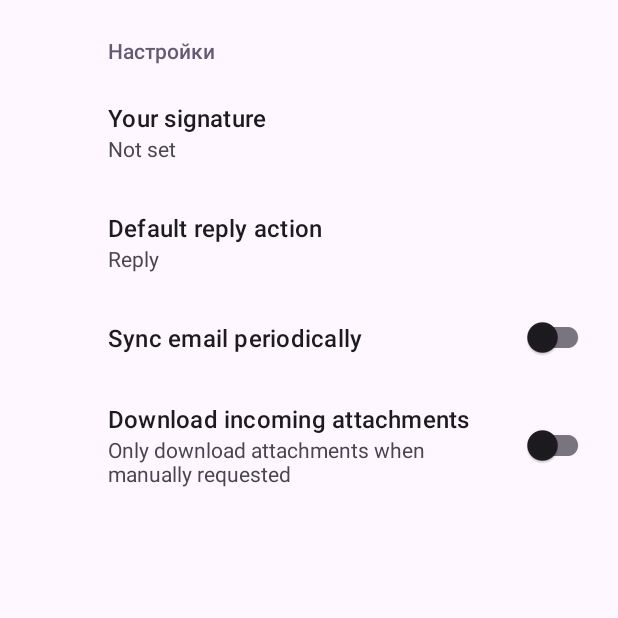
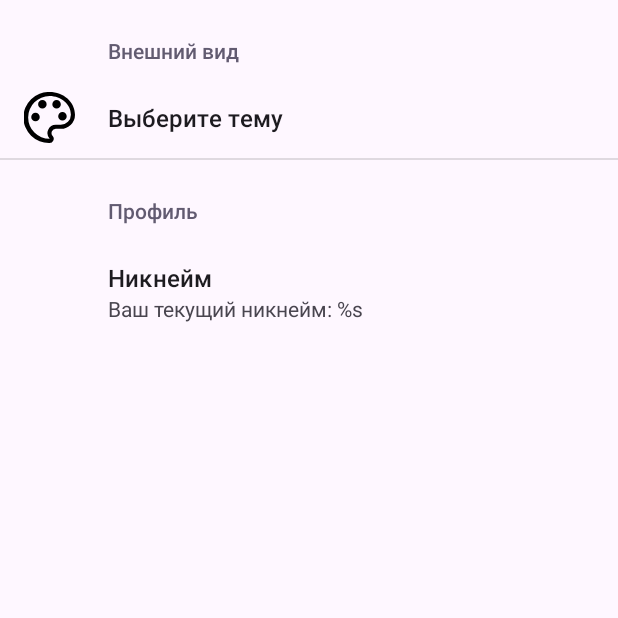
Before and after one commit to Radon240/SomniumApp, an Android app: the SettingsActivity screen opened directly, with no data from a screen before it, on a phone screen of 412 x 824 dp, the top half of it. Run offline under Robolectric (Android 15) with nearby library versions, the phone set to English and light mode, and no system bars; our stand-ins replace androidx.preference; 1 statement that could not run was skipped.

Commit message:
theme changer setup

```diff
--- a/app/src/main/java/com/example/somniumapp/MainActivity.kt
+++ b/app/src/main/java/com/example/somniumapp/MainActivity.kt
@@ -1,19 +1,19 @@
 package com.example.somniumapp
 
-import android.annotation.SuppressLint
+import ThemeHelper.setThemeOfApp
 import android.content.Intent
+import android.content.SharedPreferences
 import android.net.Uri
 import androidx.appcompat.app.AppCompatActivity
 import android.os.Bundle
-import android.view.Menu
 import android.view.MenuItem
 import androidx.appcompat.widget.Toolbar
 import androidx.appcompat.app.ActionBarDrawerToggle
 import androidx.core.view.GravityCompat
 import androidx.drawerlayout.widget.DrawerLayout
 import androidx.fragment.app.Fragment
+import androidx.preference.PreferenceManager
 import com.example.somniumapp.databinding.ActivityMainBinding
-import com.google.android.material.bottomnavigation.BottomNavigationView
 import com.google.android.material.navigation.NavigationView
 
 class MainActivity : AppCompatActivity(), NavigationView.OnNavigationItemSelectedListener {
@@ -21,9 +21,14 @@ class MainActivity : AppCompatActivity(), NavigationView.OnNavigationItemSelecte
     private lateinit var toolbar: Toolbar
     private lateinit var drawerLayout: DrawerLayout
     private lateinit var navView: NavigationView
+    private lateinit var sharedPreferences: SharedPreferences
 
     override fun onCreate(savedInstanceState: Bundle?) {
+        sharedPreferences = PreferenceManager.getDefaultSharedPreferences(this)
+        setTheme(ThemeHelper.setThemeOfApp(sharedPreferences))
+
         super.onCreate(savedInstanceState)
+
         binding = ActivityMainBinding.inflate(layoutInflater)
         setContentView(binding.root)
         replaceFragment(Home())
@@ -50,14 +55,12 @@ class MainActivity : AppCompatActivity(), NavigationView.OnNavigationItemSelecte
             R.id.nav_economyFragment -> replaceFragment(Economy())
             R.id.nav_donateFragment -> replaceFragment(Donate())
 
-
             R.id.nav_dynMap -> openLinkInBrowser("https://map.scmc.dev/")
             R.id.nav_discordLink -> openLinkInBrowser("https://discord.com/invite/VeV2MKDtnT")
             R.id.nav_vk -> openLinkInBrowser("https://vk.com/somniumcraft")
             R.id.nav_settingsActivity -> {
                 val intent = Intent(this, SettingsActivity::class.java)
                 startActivity(intent)
-                item.setCheckable(false)
             }
         }
         drawerLayout.closeDrawer(GravityCompat.START)
@@ -74,12 +77,23 @@ class MainActivity : AppCompatActivity(), NavigationView.OnNavigationItemSelecte
         val browserIntent = Intent(Intent.ACTION_VIEW, Uri.parse(url))
         startActivity(browserIntent)
     }
+
+//    private fun setThemeOfApp(){
+//        sharedPreferences = PreferenceManager.getDefaultSharedPreferences(baseContext)
+//        if (sharedPreferences.getString("theme_preference", "light").equals("light")){
+//            setTheme(R.style.AppTheme)
+//        }
+//        else if (sharedPreferences.getString("theme_preference", "light").equals("dark")){
+//            setTheme(R.style.AppTheme_Night)
+//        }
+//        else if (sharedPreferences.getString("theme_preference", "light").equals("green")){
+//            setTheme(R.style.AppTheme_Holo_green_dark)
+//        }
+//        else if (sharedPreferences.getString("theme_preference", "light").equals("red")){
+//            setTheme(R.style.AppTheme_Red)
+//        }
+//        else if (sharedPreferences.getString("theme_preference", "light").equals("purple")){
+//            setTheme(R.style.AppTheme_Purple)
+//        }
+//    }
 }
-
-/*
-                R.id.bottom_settingsFragment -> {
-                    val intent = Intent(this, SettingsActivity::class.java)
-                    startActivity(intent)
-                    item.setCheckable(false)
-                }
-*/
--- a/app/src/main/java/com/example/somniumapp/SettingsActivity.kt
+++ b/app/src/main/java/com/example/somniumapp/SettingsActivity.kt
@@ -1,14 +1,27 @@
 package com.example.somniumapp
 
+import ThemeHelper.setThemeOfApp
+import android.app.Activity
+import android.content.SharedPreferences
 import android.os.Bundle
 import androidx.appcompat.app.AppCompatActivity
+import androidx.appcompat.widget.Toolbar
 import androidx.preference.PreferenceFragmentCompat
+import androidx.preference.PreferenceManager
 
 class SettingsActivity : AppCompatActivity() {
+    private lateinit var sharedPrefs : SharedPreferences
 
     override fun onCreate(savedInstanceState: Bundle?) {
+        sharedPrefs = PreferenceManager.getDefaultSharedPreferences(this)
+        setTheme(ThemeHelper.setThemeOfApp(sharedPrefs))
+
         super.onCreate(savedInstanceState)
         setContentView(R.layout.settings_activity)
+
+        val toolbar: Toolbar = findViewById(R.id.settings_toolbar)
+        setSupportActionBar(toolbar)
+
         if (savedInstanceState == null) {
             supportFragmentManager
                 .beginTransaction()
@@ -16,6 +29,9 @@ class SettingsActivity : AppCompatActivity() {
                 .commit()
         }
         supportActionBar?.setDisplayHomeAsUpEnabled(true)
+
+        sharedPrefs = PreferenceManager.getDefaultSharedPreferences(this)
+        //sharedPrefs.registerOnSharedPreferenceChangeListener(preferenceChangeListener)
     }
 
     class SettingsFragment : PreferenceFragmentCompat() {
--- a/app/src/main/res/xml/root_preferences.xml
+++ b/app/src/main/res/xml/root_preferences.xml
@@ -1,29 +1,23 @@
-<PreferenceScreen xmlns:app="http://schemas.android.com/apk/res-auto">
-
-    <PreferenceCategory app:title="@string/Settings">
-
+<PreferenceScreen xmlns:app="http://schemas.android.com/apk/res-auto"
+    xmlns:android="http://schemas.android.com/apk/res/android">
+    <PreferenceCategory android:title="Внешний вид">
+        <ListPreference
+            android:defaultValue="0"
+            android:key="theme_preference"
+            android:summary="%s"
+            android:title="Выберите тему"
+            app:entries="@array/theme_options"
+            app:entryValues="@array/theme_values"
+            app:icon="@drawable/pallet" />
+    </PreferenceCategory>
+    <PreferenceCategory android:title="Профиль">
         <EditTextPreference
-            app:key="signature"
-            app:title="@string/signature_title"
-            app:useSimpleSummaryProvider="true" />
-
-        <ListPreference
-            app:defaultValue="reply"
-            app:entries="@array/reply_entries"
-            app:entryValues="@array/reply_values"
-            app:key="reply"
-            app:title="@string/reply_title"
-            app:useSimpleSummaryProvider="true" />
-        <SwitchPreferenceCompat
-            app:key="sync"
-            app:title="@string/sync_title" />
-        <SwitchPreferenceCompat
-            app:dependency="sync"
-            app:key="attachment"
-            app:summaryOff="@string/attachment_summary_off"
-            app:summaryOn="@string/attachment_summary_on"
-            app:title="@string/attachment_title" />
-
+            android:key="nickname_preference"
+            android:title="Никнейм"
+            android:summary="Ваш текущий никнейм: %s"
+            android:dialogTitle="Введите новый никнейм"
+            android:defaultValue="По умолчанию"
+            android:inputType="text"
+            android:singleLine="true" />
     </PreferenceCategory>
-
 </PreferenceScreen>
```
